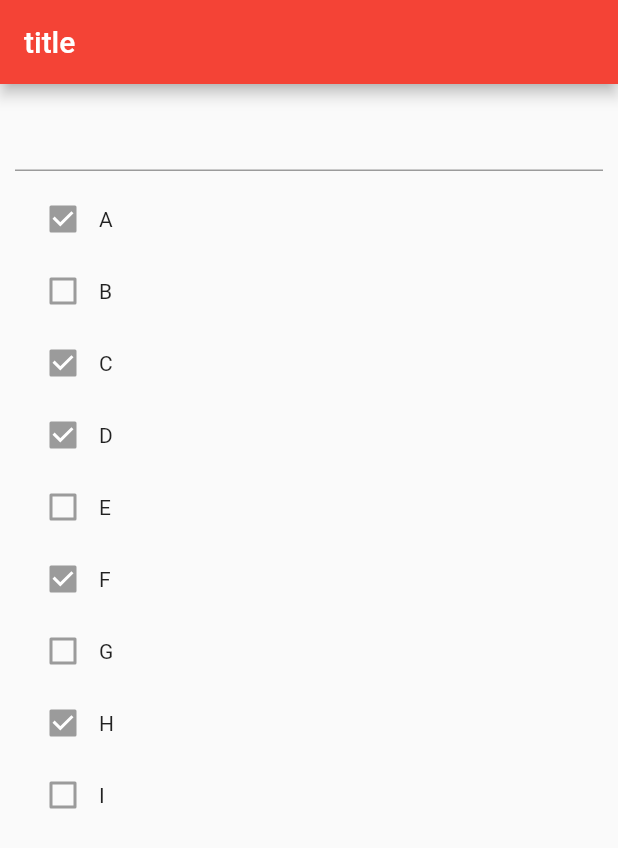
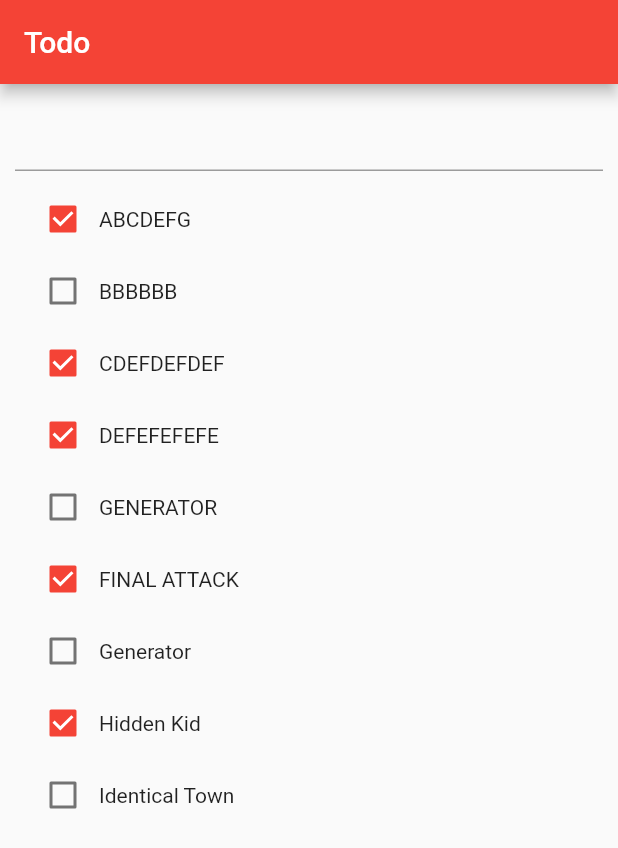
Before and after one commit to kaleidot725-flutter/statfeul-widget-todo, a Flutter app: the screen it shows after launch, on a phone screen of 412 x 824 dp. Shown: the top 848 px of the screen. Run offline on Flutter 3.47's test engine with Material 2 defaults, Android fonts, the phone set to English and light mode, and no system bars.

Commit message:
Update TodoList Logic

```diff
--- /dev/null
+++ b/todo/lib/app.dart
@@ -0,0 +1,31 @@
+import 'package:flutter/material.dart';
+import 'package:todo/model/task.dart';
+import 'package:todo/task_item.dart';
+import 'package:todo/task_list.dart';
+import 'model/task_repository.dart';
+
+class App extends StatefulWidget {
+  App({Key key}) : super(key: key);
+
+  @override
+  _AppState createState() => _AppState();
+}
+
+class _AppState extends State<App> {
+  @override
+  Widget build(BuildContext context) {
+    return Scaffold(
+      appBar: AppBar(title: Text("Todo")),
+      body: Container(
+        margin: EdgeInsets.fromLTRB(10, 10, 10, 10),
+          child: Column(
+            mainAxisAlignment: MainAxisAlignment.start,
+            children: <Widget>[
+              TextField(),
+              TaskList(),
+            ],
+          ),
+      ),
+    );
+  }
+}
--- a/todo/lib/main.dart
+++ b/todo/lib/main.dart
@@ -1,5 +1,5 @@
 import 'package:flutter/material.dart';
-import 'package:todo/todo_widget.dart';
+import 'package:todo/app.dart';
 
 void main() => runApp(MyApp());
 
@@ -8,7 +8,7 @@ class MyApp extends StatelessWidget {
   Widget build(BuildContext context) {
     return MaterialApp(
       theme: ThemeData(primarySwatch: Colors.red),
-      home: TodoPage(),
+      home: App(),
     );
   }
 }
--- /dev/null
+++ b/todo/lib/model/singleton.dart
@@ -0,0 +1,5 @@
+import 'package:todo/model/task_repository.dart';
+
+class Singleton {
+  static TaskRepository taskRepository = TaskRepository();
+}
--- /dev/null
+++ b/todo/lib/model/task_repository.dart
@@ -0,0 +1,25 @@
+import 'package:todo/model/task.dart';
+
+class TaskRepository {
+  List<Task> tasks = <Task>[
+    Task(true, "ABCDEFG"),
+    Task(false, "BBBBBB"),
+    Task(true, "CDEFDEFDEF"),
+    Task(true, "DEFEFEFEFE"),
+    Task(false, "GENERATOR"),
+    Task(true, "FINAL ATTACK"),
+    Task(false, "Generator"),
+    Task(true, "Hidden Kid"),
+    Task(false, "Identical Town"),
+  ];
+
+  List<Task> getAll() => tasks;
+
+  insert(Task task) {
+    tasks.add(task);
+  }
+
+  bool delete(Task task) {
+    return tasks.remove(task);
+  }
+}
--- /dev/null
+++ b/todo/lib/task_item.dart
@@ -0,0 +1,34 @@
+import 'package:flutter/material.dart';
+import 'package:todo/model/task.dart';
+
+class TaskItem extends StatefulWidget {
+  final Task task;
+
+  TaskItem({Key key, this.task}) : super(key: key);
+
+  @override
+  _TaskItemState createState() => _TaskItemState(task);
+}
+
+class _TaskItemState extends State<TaskItem> {
+  final Task task;
+
+  _TaskItemState(this.task);
+
+  @override
+  Widget build(BuildContext context) {
+    return Row(
+      children: <Widget>[
+        Checkbox(
+          value: task.checked,
+          onChanged: (value) {
+            setState(() {
+              task.checked = value;
+            });
+          },
+        ),
+        Text(task.name)
+      ],
+    );
+  }
+}
--- /dev/null
+++ b/todo/lib/task_list.dart
@@ -0,0 +1,30 @@
+
+import 'package:flutter/cupertino.dart';
+import 'package:todo/model/singleton.dart';
+import 'package:todo/task_item.dart';
+
+import 'model/task.dart';
+import 'model/task_repository.dart';
+
+class TaskList extends StatefulWidget {
+  TaskList({Key key}) : super(key: key);
+
+  @override
+  _TaskListState createState() => _TaskListState();
+}
+
+class _TaskListState extends State<TaskList> {
+  final TaskRepository taskRepository = Singleton.taskRepository;
+
+  @override
+  Widget build(BuildContext context) {
+    List<Task> tasks = taskRepository.getAll();
+    return Expanded(child: ListView.builder(
+        padding: const EdgeInsets.all(8),
+        itemCount: tasks.length,
+        itemBuilder: (BuildContext context, int index) {
+          return Container(child: TaskItem(task: tasks[index]));
+        }
+    ));
+  }
+}
--- a/todo/lib/todo_widget.dart
+++ /dev/null
@@ -1,62 +0,0 @@
-import 'package:flutter/material.dart';
-import 'package:todo/model/task.dart';
-
-class TodoPage extends StatefulWidget {
-  TodoPage({Key key, this.title}) : super(key: key);
-
-  final String title;
-
-  @override
-  _TodoPageState createState() => _TodoPageState();
-}
-
-class _TodoPageState extends State<TodoPage> {
-  final String title = "TODOS";
-  final List<Task> tasks = <Task>[
-    Task(true, "A"),
-    Task(false, "B"),
-    Task(true, "C"),
-    Task(true, "D"),
-    Task(false, "E"),
-    Task(true, "F"),
-    Task(false, "G"),
-    Task(true, "H"),
-    Task(false, "I"),
-  ];
-
-  @override
-  Widget build(BuildContext context) {
-    return Scaffold(
-      appBar: AppBar(title: Text("title")),
-      body: Container(
-        margin: EdgeInsets.fromLTRB(10, 10, 10, 10),
-          child: Column(
-            mainAxisAlignment: MainAxisAlignment.start,
-            children: <Widget>[
-              createTaskTextField(),
-              Expanded(child: createTaskListView())
-            ],
-          ),
-      ),
-    );
-  }
-
-  TextField createTaskTextField() {
-    return TextField();
-  }
-
-  ListView createTaskListView() {
-    return ListView.builder(
-        padding: const EdgeInsets.all(8),
-        itemCount: tasks.length,
-        itemBuilder: (BuildContext context, int index) {
-          return Container(
-              child: Row(children: <Widget>[
-                Checkbox(value: tasks[index].checked),
-                Text(tasks[index].name),
-              ])
-          );
-        }
-    );
-  }
-}
```
